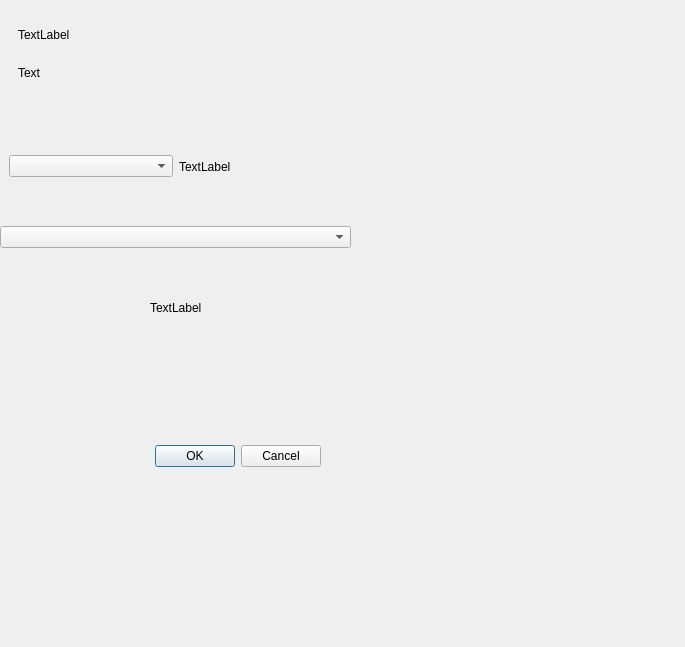
Before: the Qt Designer form levelupdialog.ui in Kenzocenzo/project_rpg, drawn with Qt 5.
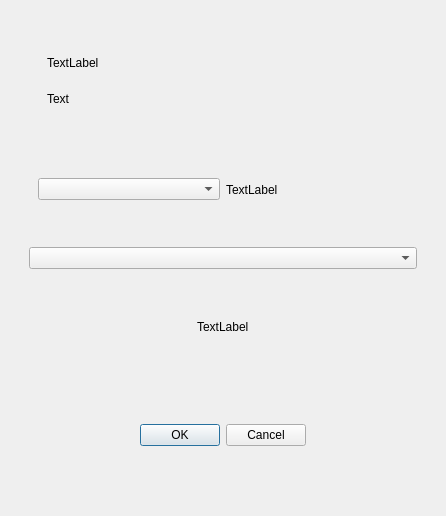
After: the same form once the commit is applied.

Commit message: levelupdialog layout

Patch:
```diff
--- a/levelupdialog.ui
+++ b/levelupdialog.ui
@@ -6,38 +6,19 @@
    <rect>
     <x>0</x>
     <y>0</y>
-    <width>685</width>
-    <height>647</height>
+    <width>446</width>
+    <height>516</height>
    </rect>
   </property>
   <property name="windowTitle">
    <string>Dialog</string>
   </property>
-  <widget class="QDialogButtonBox" name="buttonBox">
-   <property name="geometry">
-    <rect>
-     <x>-20</x>
-     <y>440</y>
-     <width>341</width>
-     <height>32</height>
-    </rect>
-   </property>
-   <property name="orientation">
-    <enum>Qt::Orientation::Horizontal</enum>
-   </property>
-   <property name="standardButtons">
-    <set>QDialogButtonBox::StandardButton::Cancel|QDialogButtonBox::StandardButton::Ok</set>
-   </property>
-  </widget>
+  <layout class="QHBoxLayout" name="horizontalLayout_5">
+   <item>
+    <widget class="QWidget" name="widget_6" native="true">
+     <layout class="QVBoxLayout" name="verticalLayout_3">
+      <item>
   <widget class="QWidget" name="widget_4" native="true">
-   <property name="geometry">
-    <rect>
-     <x>0</x>
-     <y>0</y>
-     <width>351</width>
-     <height>361</height>
-    </rect>
-   </property>
    <layout class="QVBoxLayout" name="verticalLayout_2">
     <item>
      <widget class="QWidget" name="widget_3" native="true">
@@ -136,8 +117,61 @@
       </layout>
      </widget>
     </item>
-   </layout>
-  </widget>
+         <item>
+          <widget class="QWidget" name="widget_7" native="true">
+           <layout class="QHBoxLayout" name="horizontalLayout_4">
+            <item>
+             <spacer name="horizontalSpacer_4">
+              <property name="orientation">
+               <enum>Qt::Orientation::Horizontal</enum>
+              </property>
+              <property name="sizeHint" stdset="0">
+               <size>
+                <width>79</width>
+                <height>20</height>
+               </size>
+              </property>
+             </spacer>
+            </item>
+            <item>
+             <widget class="QDialogButtonBox" name="buttonBox">
+              <property name="maximumSize">
+               <size>
+                <width>180</width>
+                <height>16777215</height>
+               </size>
+              </property>
+              <property name="orientation">
+               <enum>Qt::Orientation::Horizontal</enum>
+              </property>
+              <property name="standardButtons">
+               <set>QDialogButtonBox::StandardButton::Cancel|QDialogButtonBox::StandardButton::Ok</set>
+              </property>
+             </widget>
+            </item>
+            <item>
+             <spacer name="horizontalSpacer_5">
+              <property name="orientation">
+               <enum>Qt::Orientation::Horizontal</enum>
+              </property>
+              <property name="sizeHint" stdset="0">
+               <size>
+                <width>79</width>
+                <height>20</height>
+               </size>
+              </property>
+             </spacer>
+            </item>
+           </layout>
+          </widget>
+         </item>
+        </layout>
+       </widget>
+      </item>
+     </layout>
+    </widget>
+   </item>
+  </layout>
  </widget>
  <resources/>
  <connections>
```
Lines whose indentation alone changed are shown as unchanged.
